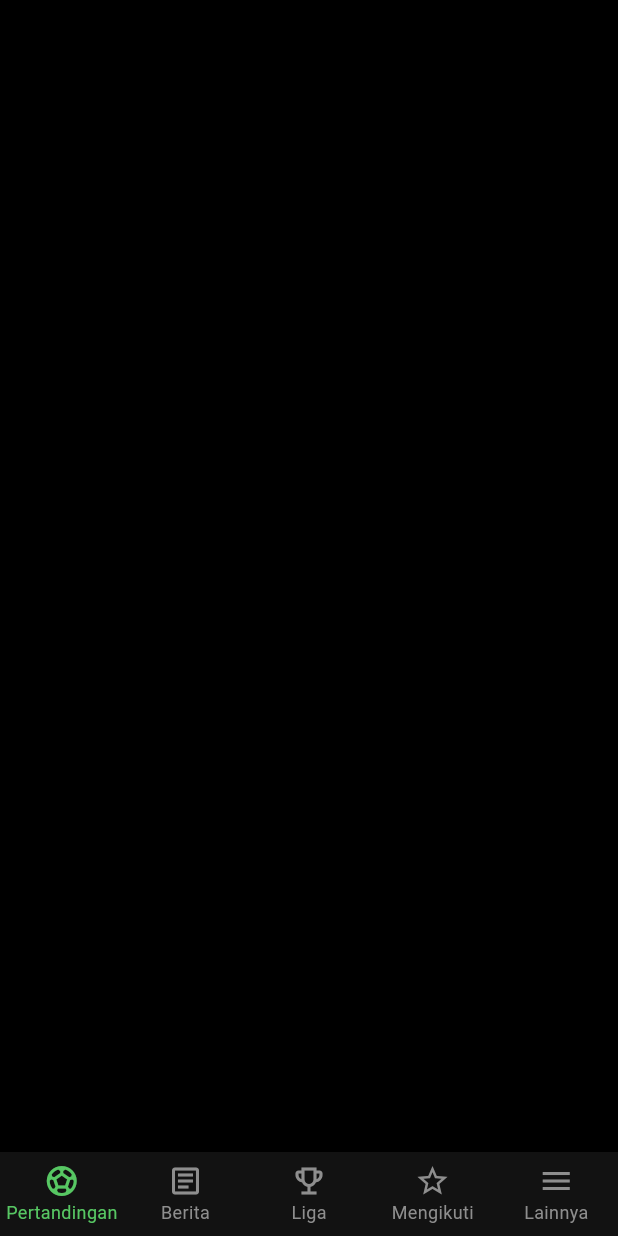
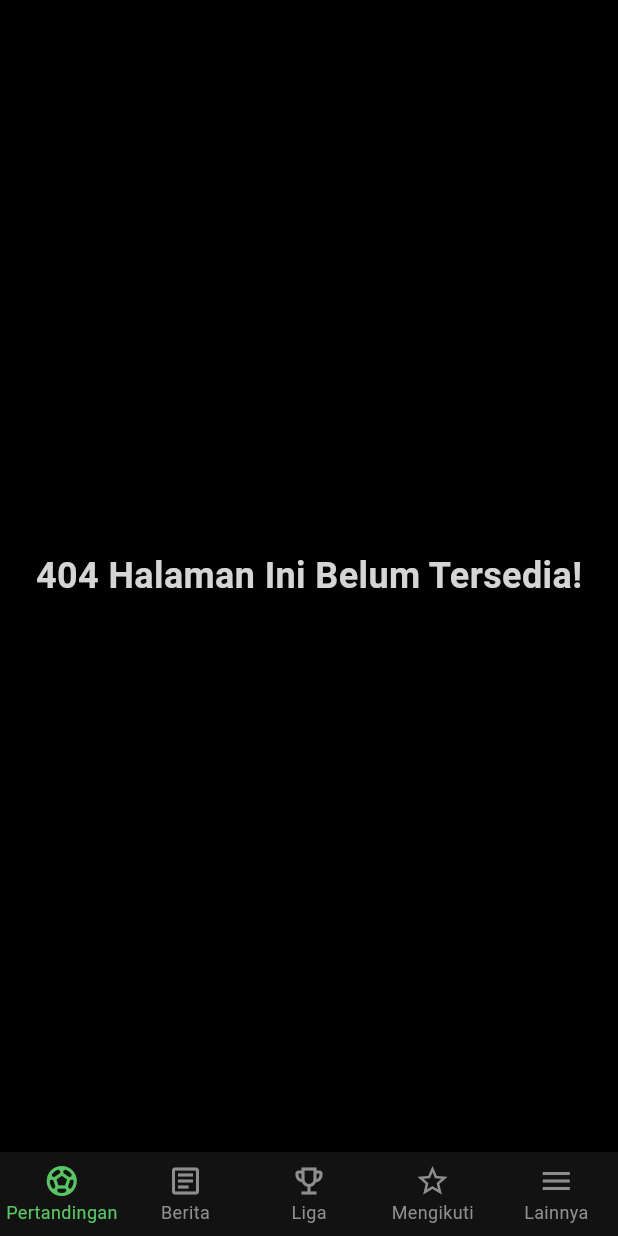
Before and after one commit to Ivanrhmt77/fotmob, a Flutter app: the screen it shows after launch, on a phone screen of 412 x 824 dp. Run offline on Flutter 3.47's test engine with Material 3 defaults, Android fonts, the phone set to English and light mode, and no system bars.

Commit message:
Add not found page

```diff
--- a/lib/screens/main_page.dart
+++ b/lib/screens/main_page.dart
@@ -1,5 +1,6 @@
 import 'package:flutter/material.dart';
 import 'package:fotmob/screens/article_page.dart';
+import 'package:fotmob/screens/not_found_page.dart';
 import 'package:fotmob/utils/colors.dart';
 
 class MyHomePage extends StatefulWidget {
@@ -13,11 +14,11 @@ class _MyHomePageState extends State<MyHomePage> {
   int _selectedIndex = 0;
 
   final List<Widget> _pages = const [
-    Scaffold(),
+    NotFoundPage(),
     ArticlePage(),
-    Scaffold(),
-    Scaffold(),
-    Scaffold(),
+    NotFoundPage(),
+    NotFoundPage(),
+    NotFoundPage(),
   ];
 
   void _onItemTapped(int index) {
--- /dev/null
+++ b/lib/screens/not_found_page.dart
@@ -0,0 +1,17 @@
+import 'package:flutter/material.dart';
+
+class NotFoundPage extends StatelessWidget {
+  const NotFoundPage({super.key});
+
+  @override
+  Widget build(BuildContext context) {
+    return Scaffold(
+      body: const Center(
+        child: Text(
+          '404 Halaman Ini Belum Tersedia!',
+          style: TextStyle(fontSize: 24, fontWeight: FontWeight.bold),
+        ),
+      ),
+    );
+  }
+}
```
